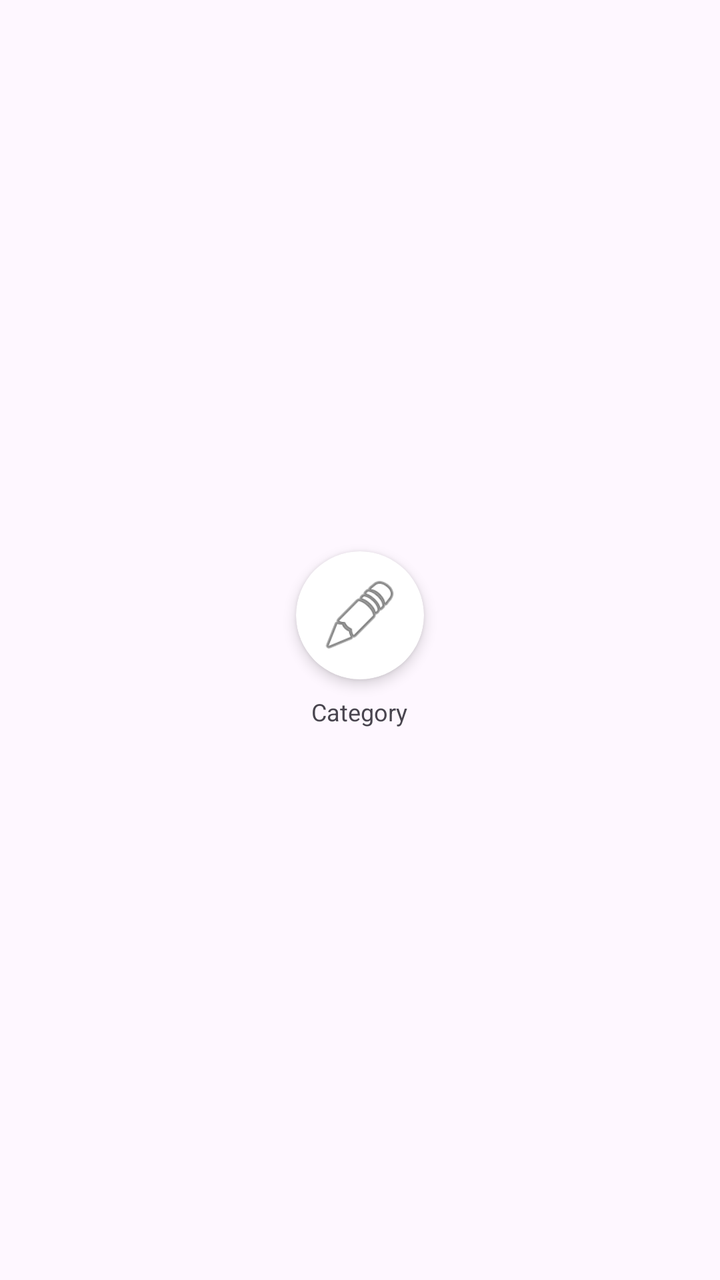
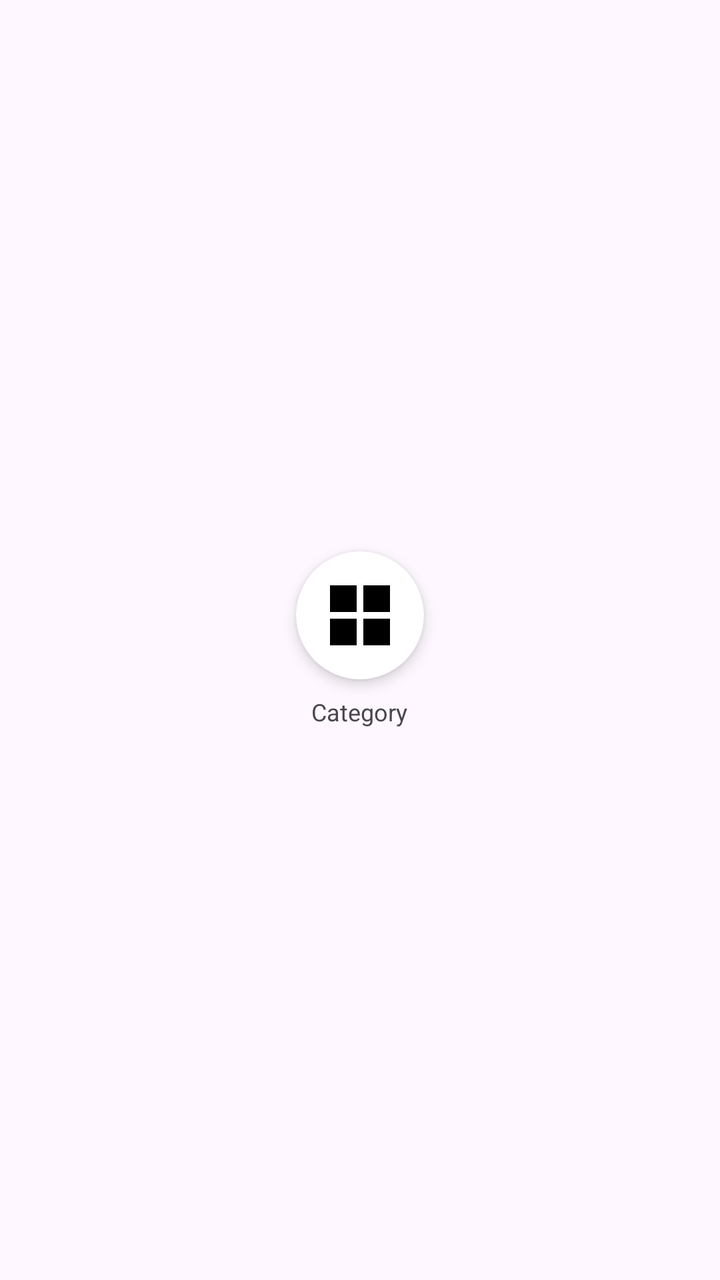

Screens rendered from an Android XML layout before and after an edit, with the pre-edit source and the edit as a unified diff.
<!-- AndroidManifest.xml: application theme Theme.HomeService -->
<!-- res/layout/item_category.xml -->
<?xml version="1.0" encoding="utf-8"?>
<LinearLayout xmlns:android="http://schemas.android.com/apk/res/android"
    xmlns:app="http://schemas.android.com/apk/res-auto"
    android:layout_width="wrap_content"
    android:layout_height="wrap_content"
    android:orientation="vertical"
    android:gravity="center"
    android:padding="12dp"
    android:minWidth="80dp">

    <androidx.cardview.widget.CardView
        android:layout_width="64dp"
        android:layout_height="64dp"
        app:cardCornerRadius="32dp"
        app:cardElevation="4dp">

        <ImageView
            android:id="@+id/ivCategoryIcon"
            android:layout_width="match_parent"
            android:layout_height="match_parent"
            android:padding="12dp"
            android:src="@android:drawable/ic_menu_edit" />

    </androidx.cardview.widget.CardView>

    <TextView
        android:id="@+id/tvCategoryName"
        android:layout_width="wrap_content"
        android:layout_height="wrap_content"
        android:text="Category"
        android:textSize="12sp"
        android:layout_marginTop="8dp" />

</LinearLayout>
<!-- resources referenced by this layout -->
<resources>
  <style name="Theme.HomeService" parent="Base.Theme.HomeService" />
  <style name="Base.Theme.HomeService" parent="Theme.Material3.DayNight.NoActionBar">
          
          
      </style>
</resources>

<!-- the commit's change to res/layout/item_category.xml (unified diff, before → after) -->
@@ -5,8 +5,7 @@
     android:layout_height="wrap_content"
     android:orientation="vertical"
     android:gravity="center"
-    android:padding="12dp"
-    android:minWidth="80dp">
+    android:padding="12dp">
 
     <androidx.cardview.widget.CardView
         android:layout_width="64dp"
@@ -19,7 +18,7 @@
             android:layout_width="match_parent"
             android:layout_height="match_parent"
             android:padding="12dp"
-            android:src="@android:drawable/ic_menu_edit" />
+            android:src="@drawable/ic_category_all" />
 
     </androidx.cardview.widget.CardView>
 
<!-- resource entries referenced after the edit -->
@@ -1,5 +1,15 @@
 <!-- resources referenced by this layout -->
 <resources>
+  <!-- drawable ic_category_all (drawable) -->
+  <vector xmlns:android="http://schemas.android.com/apk/res/android"
+      android:width="24dp"
+      android:height="24dp"
+      android:viewportWidth="24"
+      android:viewportHeight="24">
+      <path
+          android:fillColor="#FF000000"
+          android:pathData="M3,3h8v8H3V3zm10,0h8v8h-8V3zM3,13h8v8H3v-8zm10,0h8v8h-8v-8z"/>
+  </vector>
   <style name="Theme.HomeService" parent="Base.Theme.HomeService" />
   <style name="Base.Theme.HomeService" parent="Theme.Material3.DayNight.NoActionBar">
           
